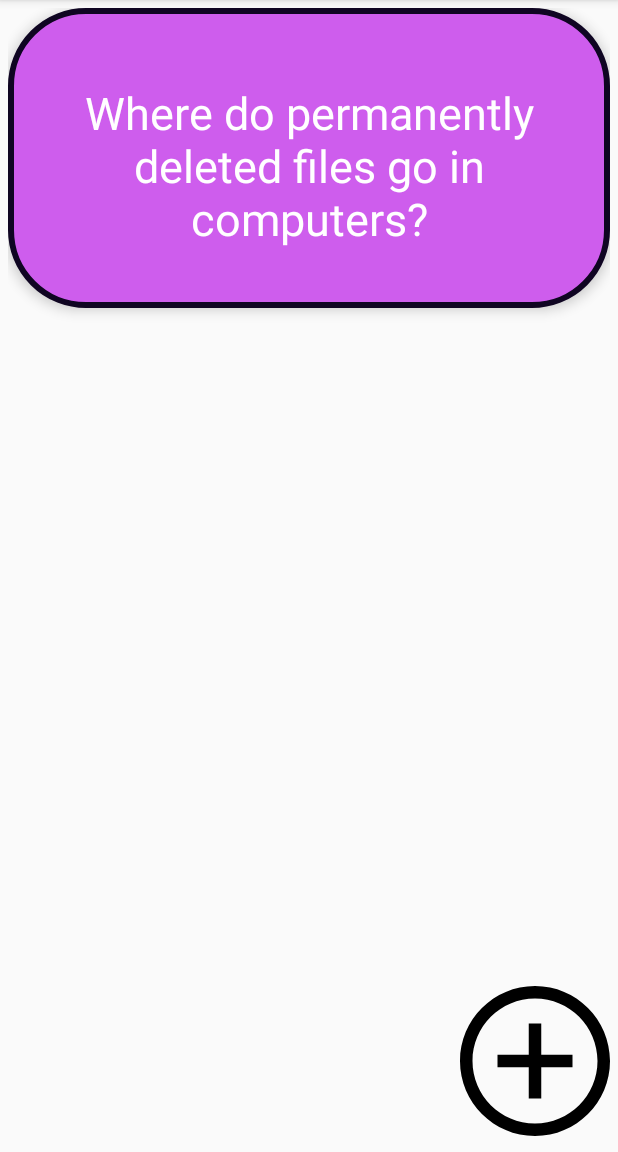
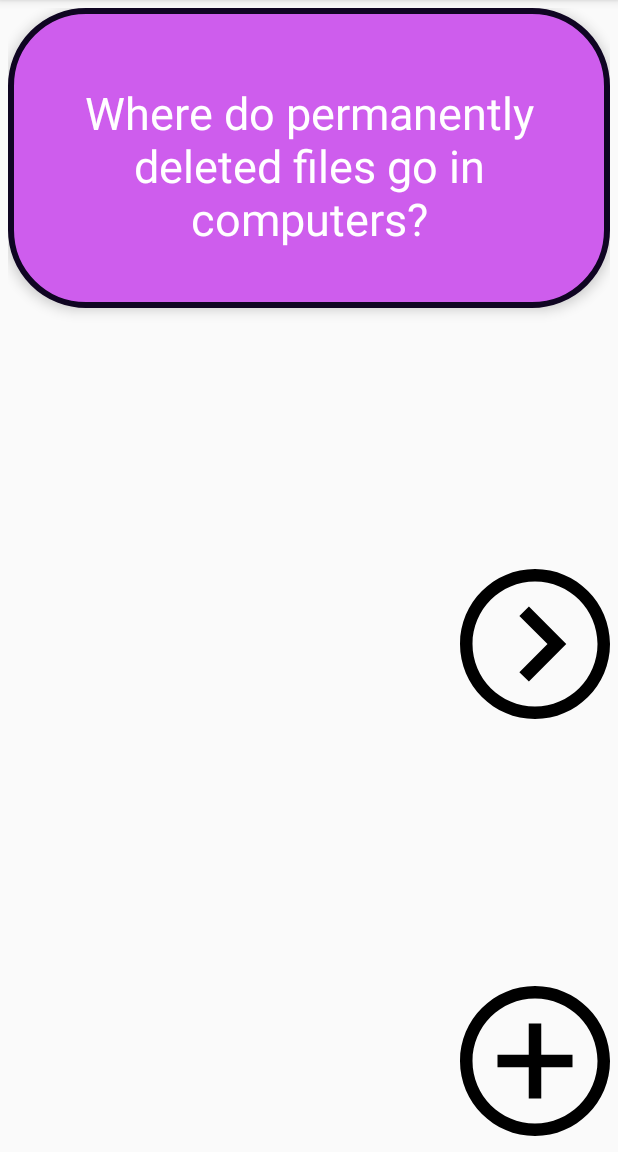
Before and after one commit to PhumuzileMoyo8/FlashCard, an Android app: the screen it shows after launch (MainActivity), on a phone screen of 412 x 824 dp, the part 84-1236 px from its top. Run offline under Robolectric (Android 15) with nearby library versions, the phone set to English and light mode, and no system bars; our stand-ins replace Room's generated code.

Commit message:
Lab3 with more flashcards

```diff
--- a/app/build.gradle
+++ b/app/build.gradle
@@ -30,4 +30,8 @@
     androidTestImplementation 'androidx.test.ext:junit:1.1.2'
     androidTestImplementation 'androidx.test.espresso:espresso-core:3.3.0'
 
+    def room_version = "2.2.6"
+
+    implementation "androidx.room:room-runtime:$room_version"
+    annotationProcessor "androidx.room:room-compiler:$room_version"
 }
--- /dev/null
+++ b/app/src/main/java/com/example/flashcard/AppDatabase.java
@@ -0,0 +1,9 @@
+package com.example.flashcard;
+
+import androidx.room.Database;
+import androidx.room.RoomDatabase;
+
+@Database(entities = {Flashcard.class}, version = 3)
+public abstract class AppDatabase extends RoomDatabase {
+    public abstract FlashcardDao flashcardDao();
+}
--- /dev/null
+++ b/app/src/main/java/com/example/flashcard/FlashcardDao.java
@@ -0,0 +1,26 @@
+package com.example.flashcard;
+
+
+import androidx.room.Dao;
+import androidx.room.Delete;
+import androidx.room.Insert;
+import androidx.room.OnConflictStrategy;
+import androidx.room.Query;
+import androidx.room.Update;
+
+import java.util.List;
+
+@Dao
+public interface FlashcardDao {
+    @Query("SELECT * FROM flashcard")
+    List<Flashcard> getAll();
+
+    @Insert
+    void insertAll(Flashcard... flashcards);
+
+    @Delete
+    void delete(Flashcard flashcard);
+
+    @Update(onConflict = OnConflictStrategy.REPLACE)
+    void update(Flashcard flashcard);
+}
--- /dev/null
+++ b/app/src/main/java/com/example/flashcard/FlashcardDatabase.java
@@ -0,0 +1,52 @@
+package com.example.flashcard;
+
+import android.content.Context;
+
+import androidx.room.Room;
+
+import java.util.List;
+
+public class FlashcardDatabase {
+    private final AppDatabase db;
+
+    FlashcardDatabase(Context context) {
+        db = Room.databaseBuilder(context.getApplicationContext(),
+                AppDatabase.class, "flashcard-database")
+                .allowMainThreadQueries()
+                .fallbackToDestructiveMigration()
+                .build();
+    }
+
+    public void initFirstCard() {
+        if (db.flashcardDao().getAll().isEmpty()) {
+            insertCard(new Flashcard("Who is the 44th President of the United States", "Barack Obama"));
+        }
+    }
+
+    public List<Flashcard> getAllCards() {
+        return db.flashcardDao().getAll();
+    }
+
+    public void insertCard(Flashcard flashcard) {
+        db.flashcardDao().insertAll(flashcard);
+    }
+
+    public void deleteCard(String flashcardQuestion) {
+        List<Flashcard> allCards = db.flashcardDao().getAll();
+        for (Flashcard f : allCards) {
+            if (f.getQuestion().equals(flashcardQuestion)) {
+                db.flashcardDao().delete(f);
+            }
+        }
+    }
+
+    public void updateCard(Flashcard flashcard) {
+        db.flashcardDao().update(flashcard);
+    }
+
+    public void deleteAll() {
+        for (Flashcard f : db.flashcardDao().getAll()) {
+            db.flashcardDao().delete(f);
+        }
+    }
+}
--- a/app/src/main/java/com/example/flashcard/MainActivity.java
+++ b/app/src/main/java/com/example/flashcard/MainActivity.java
@@ -11,12 +11,27 @@
 import android.widget.ImageView;
 import android.widget.TextView;
 
+import java.util.List;
+
 public class MainActivity extends AppCompatActivity {
 
+    FlashcardDatabase flashcardDatabase;
+    List<Flashcard> allFlashcards;
+    int currentCardDisplayedIndex = 0;
     @Override
     protected void onCreate(Bundle savedInstanceState) {
         super.onCreate(savedInstanceState);
         setContentView(R.layout.activity_main);
+
+        flashcardDatabase = new FlashcardDatabase(this);
+        allFlashcards = flashcardDatabase.getAllCards();
+
+        if (allFlashcards != null && allFlashcards.size() > 0) {
+            ((TextView) findViewById(R.id.FC_question)).setText(allFlashcards.get(0).getQuestion());
+            ((TextView) findViewById(R.id.FC_answer)).setText(allFlashcards.get(0).getAnswer());
+        }
+
+
         findViewById(R.id.FC_question).setOnClickListener(new View.OnClickListener() {
             @Override
             public void onClick(View v) {
@@ -41,18 +56,47 @@
             }
         });
 
+        ((ImageView) findViewById(R.id.NextCard)).setOnClickListener(new View.OnClickListener() {
+            @Override
+            public void onClick(View v) {
+                // don't try to go to next card if you have no cards to begin with
+                if (allFlashcards.size() == 0)
+                    return;
+                // advance our pointer index so we can show the next card
+                currentCardDisplayedIndex++;
+
+                // make sure we don't get an IndexOutOfBoundsError if we are viewing the last indexed card in our list
+                if(currentCardDisplayedIndex >= allFlashcards.size()) {
+                    /**Snackbar.make(questionSideView,
+                            "You've reached the end of the cards, going back to start.",
+                            Snackbar.LENGTH_SHORT)
+                            .show();**/
+                    currentCardDisplayedIndex = 0;
+                }
+
+                // set the question and answer TextViews with data from the database
+                allFlashcards = flashcardDatabase.getAllCards();
+                Flashcard flashcard = allFlashcards.get(currentCardDisplayedIndex);
+
+                ((TextView) findViewById(R.id.FC_question)).setText(flashcard.getAnswer());
+                ((TextView) findViewById(R.id.FC_answer)).setText(flashcard.getQuestion());
+            }
+        });
 
     }
 
     @Override
     protected void onActivityResult(int requestCode, int resultCode, @Nullable Intent data) {
         super.onActivityResult(requestCode, resultCode, data);
-        if (data != null && requestCode == 100 && resultCode == RESULT_OK) { // this 100 needs to match the 100 we used when we called startActivityForResult!
+        if (requestCode == 100 && resultCode == RESULT_OK) { // this 100 needs to match the 100 we used when we called startActivityForResult!
             String newQuestion = data.getExtras().getString("question"); // 'string1' needs to match the key we used when we put the string in the Intent
             String newAnswer = data.getExtras().getString("answer");
 
             ((TextView) findViewById(R.id.FC_question)).setText(newQuestion);
             ((TextView) findViewById(R.id.FC_answer)).setText(newAnswer);
+
+            flashcardDatabase.insertCard(new Flashcard(newQuestion, newAnswer));
+            allFlashcards = flashcardDatabase.getAllCards();
         }
     }
 
--- /dev/null
+++ b/app/src/main/res/drawable/ic_next.xml
@@ -0,0 +1,9 @@
+<vector xmlns:android="http://schemas.android.com/apk/res/android"
+    android:width="24dp"
+    android:height="24dp"
+    android:viewportWidth="24"
+    android:viewportHeight="24">
+  <path
+      android:fillColor="#FF000000"
+      android:pathData="M12,2c5.514,0 10,4.486 10,10s-4.486,10 -10,10 -10,-4.486 -10,-10 4.486,-10 10,-10zM12,0c-6.627,0 -12,5.373 -12,12s5.373,12 12,12 12,-5.373 12,-12 -5.373,-12 -12,-12zM14,12l-4.5,4.5 1.527,1.5 5.973,-6 -5.973,-6 -1.527,1.5 4.5,4.5z"/>
+</vector>
--- a/app/src/main/res/layout/activity_main.xml
+++ b/app/src/main/res/layout/activity_main.xml
@@ -44,6 +44,16 @@
         android:layout_marginBottom="5dp"
         android:src="@drawable/ic_addcard" />
 
+    <ImageView
+        android:id="@+id/NextCard"
+        android:layout_width="100dp"
+        android:layout_height="100dp"
+        android:layout_alignEnd="@id/FC_answer"
+        android:layout_alignParentEnd="true"
+        android:layout_alignParentBottom="true"
+        android:layout_marginEnd="0dp"
+        android:layout_marginBottom="283dp"
+        android:src="@drawable/ic_next" />
 
 
 </RelativeLayout>
```
Also changed, not shown: app/src/main/java/com/example/flashcard/Flashcard.java (added, +96 -0 lines), 1 other file.
